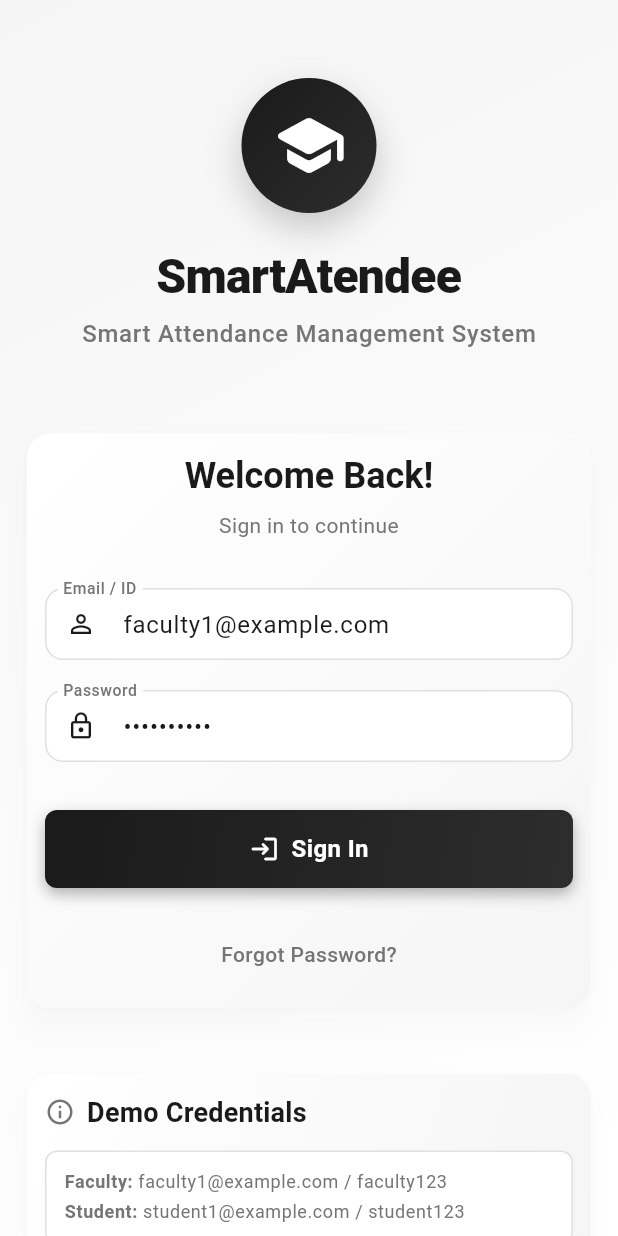
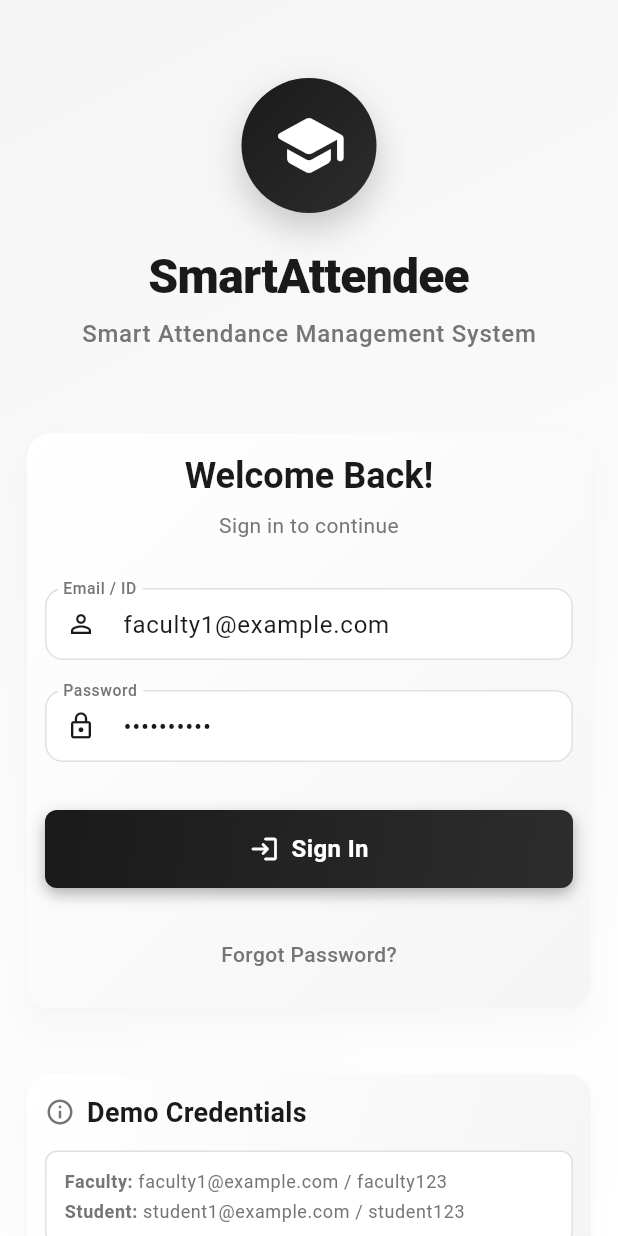
Before and after one commit to codemacUT/smart-attendee-app, a Flutter app: the screen it shows after launch, on a phone screen of 412 x 824 dp. Run offline on Flutter 3.47's test engine with Material 3 defaults, Android fonts, the phone set to English and light mode, and no system bars; our stand-ins replace geolocator, qr_flutter, shared_preferences; missing offline and left inert: mobile_scanner; Roboto replaces fonts that are missing (Poppins).

Commit message:
Fixed typo

```diff
--- a/frontend/lib/shared/screens/login_screen.dart
+++ b/frontend/lib/shared/screens/login_screen.dart
@@ -136,7 +136,7 @@ class _LoginScreenState extends State<LoginScreen> with TickerProviderStateMixin
                     ),
                     SizedBox(height: Responsive.getSpacing(context) * 3),
                     Text(
-                      'SmartAtendee',
+                      'SmartAttendee',
                       style: Theme.of(context).textTheme.displayMedium?.copyWith(
                         fontWeight: FontWeight.w800,
                         letterSpacing: -0.5,
```
